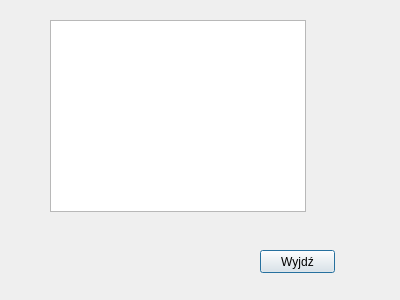
Old version of the form oceny_studenta.ui in the repository IPP-Projekt/Uczelnia_z_bibloteka_klas.
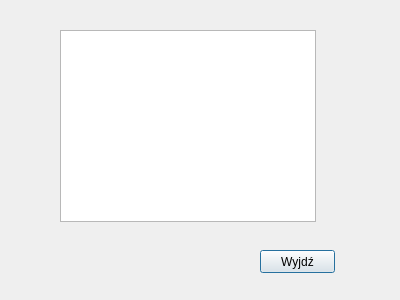
New version of the form.

Commit message: Skoczone wywietlanie listy ocen studenta

The edit to the form file:
```diff
--- a/oceny_studenta.ui
+++ b/oceny_studenta.ui
@@ -13,16 +13,6 @@
   <property name="windowTitle">
    <string>Dialog</string>
   </property>
-  <widget class="QListView" name="listViewOceny">
-   <property name="geometry">
-    <rect>
-     <x>50</x>
-     <y>20</y>
-     <width>256</width>
-     <height>192</height>
-    </rect>
-   </property>
-  </widget>
   <widget class="QPushButton" name="pushButtonExit">
    <property name="geometry">
     <rect>
@@ -36,6 +26,16 @@
     <string>Wyjdź</string>
    </property>
   </widget>
+  <widget class="QListWidget" name="listViewOceny">
+   <property name="geometry">
+    <rect>
+     <x>60</x>
+     <y>30</y>
+     <width>256</width>
+     <height>192</height>
+    </rect>
+   </property>
+  </widget>
  </widget>
  <resources/>
  <connections/>
```
The commit also changes 3 other files.
